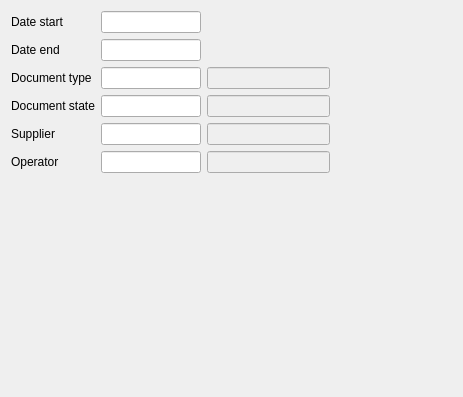
The window that Reports/cr5documentsfilter.ui (End1-1/Cafe5) describes before a commit, drawn with Qt 5.
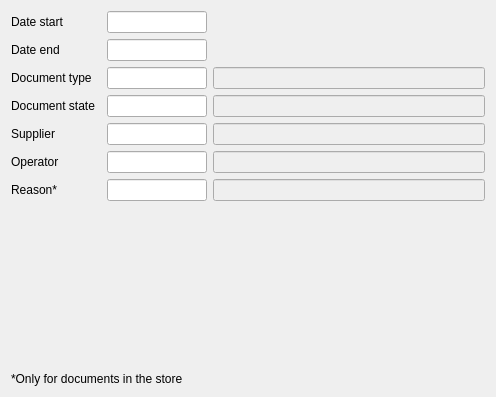
The same window after the commit. Custom widgets are drawn as their Qt base class.

The edit to the form file:
```diff
--- a/Reports/cr5documentsfilter.ui
+++ b/Reports/cr5documentsfilter.ui
@@ -6,7 +6,7 @@
    <rect>
     <x>0</x>
     <y>0</y>
-    <width>463</width>
+    <width>496</width>
     <height>397</height>
    </rect>
   </property>
@@ -14,6 +14,25 @@
    <string>Form</string>
   </property>
   <layout class="QGridLayout" name="gridLayout">
+   <item row="0" column="2">
+    <widget class="C5DateEdit" name="deStart">
+     <property name="minimumSize">
+      <size>
+       <width>100</width>
+       <height>0</height>
+      </size>
+     </property>
+     <property name="maximumSize">
+      <size>
+       <width>100</width>
+       <height>16777215</height>
+      </size>
+     </property>
+     <property name="FilterName" stdset="0">
+      <string>date1</string>
+     </property>
+    </widget>
+   </item>
    <item row="0" column="0">
     <widget class="QLabel" name="label">
      <property name="text">
@@ -21,8 +40,8 @@
      </property>
     </widget>
    </item>
-   <item row="0" column="1">
-    <widget class="C5DateEdit" name="deStart">
+   <item row="4" column="2">
+    <widget class="C5LineEditWithSelector" name="lePartner">
      <property name="minimumSize">
       <size>
        <width>100</width>
@@ -40,15 +59,15 @@
      </property>
     </widget>
    </item>
-   <item row="1" column="0">
-    <widget class="QLabel" name="label_2">
-     <property name="text">
-      <string>Date end</string>
+   <item row="2" column="3">
+    <widget class="C5LineEdit" name="leDocTypeName">
+     <property name="enabled">
+      <bool>false</bool>
      </property>
     </widget>
    </item>
-   <item row="1" column="1">
-    <widget class="C5DateEdit" name="deEnd">
+   <item row="2" column="2">
+    <widget class="C5LineEditWithSelector" name="leDocType">
      <property name="minimumSize">
       <size>
        <width>100</width>
@@ -62,7 +81,26 @@
       </size>
      </property>
      <property name="FilterName" stdset="0">
-      <string>date2</string>
+      <string>doctype</string>
+     </property>
+    </widget>
+   </item>
+   <item row="3" column="2">
+    <widget class="C5LineEditWithSelector" name="leDocState">
+     <property name="minimumSize">
+      <size>
+       <width>100</width>
+       <height>0</height>
+      </size>
+     </property>
+     <property name="maximumSize">
+      <size>
+       <width>100</width>
+       <height>16777215</height>
+      </size>
+     </property>
+     <property name="FilterName" stdset="0">
+      <string>docstate</string>
      </property>
     </widget>
    </item>
@@ -73,48 +111,23 @@
      </property>
     </widget>
    </item>
-   <item row="2" column="1">
-    <widget class="C5LineEditWithSelector" name="leDocType">
-     <property name="minimumSize">
-      <size>
-       <width>100</width>
-       <height>0</height>
-      </size>
+   <item row="6" column="0">
+    <widget class="QLabel" name="label_7">
+     <property name="text">
+      <string>Reason*</string>
      </property>
-     <property name="maximumSize">
-      <size>
-       <width>100</width>
-       <height>16777215</height>
-      </size>
-     </property>
-     <property name="FilterName" stdset="0">
-      <string>doctype</string>
-     </property>
     </widget>
    </item>
-   <item row="2" column="2">
-    <widget class="C5LineEdit" name="leDocTypeName">
-     <property name="enabled">
-      <bool>false</bool>
+   <item row="1" column="0">
+    <widget class="QLabel" name="label_2">
+     <property name="text">
+      <string>Date end</string>
      </property>
      <property name="focusPolicy">
       <enum>Qt::NoFocus</enum>
      </property>
     </widget>
    </item>
-   <item row="2" column="3">
-    <spacer name="horizontalSpacer">
-     <property name="orientation">
-      <enum>Qt::Horizontal</enum>
-     </property>
-     <property name="sizeHint" stdset="0">
-      <size>
-       <width>118</width>
-       <height>20</height>
-      </size>
-     </property>
-    </spacer>
-   </item>
    <item row="3" column="0">
     <widget class="QLabel" name="label_4">
      <property name="text">
@@ -122,35 +135,6 @@
      </property>
     </widget>
    </item>
-   <item row="3" column="1">
-    <widget class="C5LineEditWithSelector" name="leDocState">
-     <property name="minimumSize">
-      <size>
-       <width>100</width>
-       <height>0</height>
-      </size>
-     </property>
-     <property name="maximumSize">
-      <size>
-       <width>100</width>
-       <height>16777215</height>
-      </size>
-     </property>
-     <property name="FilterName" stdset="0">
-      <string>docstate</string>
-     </property>
-    </widget>
-   </item>
-   <item row="3" column="2">
-    <widget class="C5LineEdit" name="leDocStateName">
-     <property name="enabled">
-      <bool>false</bool>
-     </property>
-     <property name="focusPolicy">
-      <enum>Qt::NoFocus</enum>
-     </property>
-    </widget>
-   </item>
    <item row="4" column="0">
     <widget class="QLabel" name="label_5">
      <property name="text">
@@ -158,8 +142,31 @@
      </property>
     </widget>
    </item>
-   <item row="4" column="1">
-    <widget class="C5LineEditWithSelector" name="lePartner">
+   <item row="3" column="3">
+    <widget class="C5LineEdit" name="leDocStateName">
+     <property name="enabled">
+      <bool>false</bool>
+     </property>
+     <property name="focusPolicy">
+      <enum>Qt::NoFocus</enum>
+     </property>
+    </widget>
+   </item>
+   <item row="7" column="0">
+    <spacer name="verticalSpacer">
+     <property name="orientation">
+      <enum>Qt::Vertical</enum>
+     </property>
+     <property name="sizeHint" stdset="0">
+      <size>
+       <width>20</width>
+       <height>223</height>
+      </size>
+     </property>
+    </spacer>
+   </item>
+   <item row="5" column="2">
+    <widget class="C5LineEditWithSelector" name="leOperator">
      <property name="minimumSize">
       <size>
        <width>100</width>
@@ -177,7 +184,36 @@
      </property>
     </widget>
    </item>
-   <item row="4" column="2">
+   <item row="6" column="3">
+    <widget class="C5LineEdit" name="leReasonName">
+     <property name="enabled">
+      <bool>false</bool>
+     </property>
+     <property name="focusPolicy">
+      <enum>Qt::NoFocus</enum>
+     </property>
+    </widget>
+   </item>
+   <item row="1" column="2">
+    <widget class="C5DateEdit" name="deEnd">
+     <property name="minimumSize">
+      <size>
+       <width>100</width>
+       <height>0</height>
+      </size>
+     </property>
+     <property name="maximumSize">
+      <size>
+       <width>100</width>
+       <height>16777215</height>
+      </size>
+     </property>
+     <property name="FilterName" stdset="0">
+      <string>date2</string>
+     </property>
+    </widget>
+   </item>
+   <item row="4" column="3">
     <widget class="C5LineEdit" name="lePartnerName">
      <property name="enabled">
       <bool>false</bool>
@@ -194,26 +230,7 @@
      </property>
     </widget>
    </item>
-   <item row="5" column="1">
-    <widget class="C5LineEditWithSelector" name="leOperator">
-     <property name="minimumSize">
-      <size>
-       <width>100</width>
-       <height>0</height>
-      </size>
-     </property>
-     <property name="maximumSize">
-      <size>
-       <width>100</width>
-       <height>16777215</height>
-      </size>
-     </property>
-     <property name="FilterName" stdset="0">
-      <string>operator</string>
-     </property>
-    </widget>
-   </item>
-   <item row="5" column="2">
+   <item row="5" column="3">
     <widget class="C5LineEdit" name="leOperatorName">
      <property name="enabled">
       <bool>false</bool>
@@ -223,37 +240,50 @@
      </property>
     </widget>
    </item>
-   <item row="6" column="0">
-    <spacer name="verticalSpacer">
-     <property name="orientation">
-      <enum>Qt::Vertical</enum>
+   <item row="6" column="2">
+    <widget class="C5LineEditWithSelector" name="leReason">
+     <property name="minimumSize">
+      <size>
+       <width>100</width>
+       <height>0</height>
+      </size>
      </property>
-     <property name="sizeHint" stdset="0">
+     <property name="maximumSize">
       <size>
-       <width>20</width>
-       <height>223</height>
+       <width>100</width>
+       <height>16777215</height>
       </size>
      </property>
-    </spacer>
+     <property name="FilterName" stdset="0">
+      <string>reason</string>
+     </property>
+    </widget>
+   </item>
+   <item row="8" column="0" colspan="4">
+    <widget class="QLabel" name="label_8">
+     <property name="text">
+      <string>*Only for documents in the store</string>
+     </property>
+    </widget>
    </item>
   </layout>
  </widget>
  <customwidgets>
-  <customwidget>
-   <class>C5LineEditWithSelector</class>
-   <extends>QLineEdit</extends>
-   <header location="global">c5lineeditwithselector.h</header>
-  </customwidget>
-  <customwidget>
-   <class>C5LineEdit</class>
-   <extends>QLineEdit</extends>
-   <header location="global">c5lineedit.h</header>
-  </customwidget>
   <customwidget>
    <class>C5DateEdit</class>
    <extends>QLineEdit</extends>
    <header location="global">c5dateedit.h</header>
   </customwidget>
+  <customwidget>
+   <class>C5LineEdit</class>
+   <extends>QLineEdit</extends>
+   <header location="global">c5lineedit.h</header>
+  </customwidget>
+  <customwidget>
+   <class>C5LineEditWithSelector</class>
+   <extends>QLineEdit</extends>
+   <header location="global">c5lineeditwithselector.h</header>
+  </customwidget>
  </customwidgets>
  <tabstops>
   <tabstop>deStart</tabstop>
```
Left out of the diff: 10 changed lines with no effect on the pictures.
